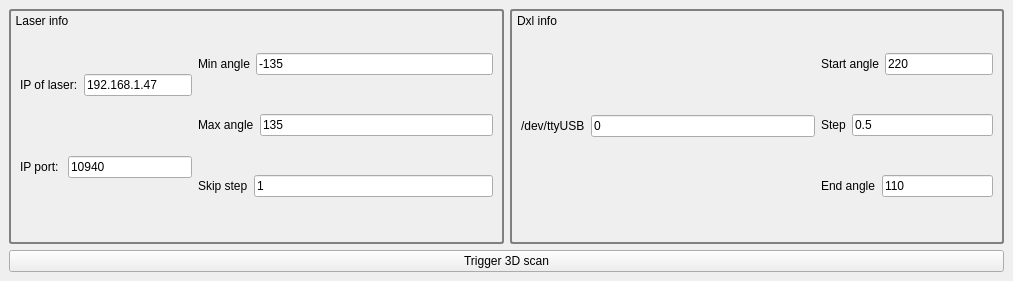
Qt form laser_scan/ui/laser_scan_plugin.ui (golems/grip2_plugin) before a commit.
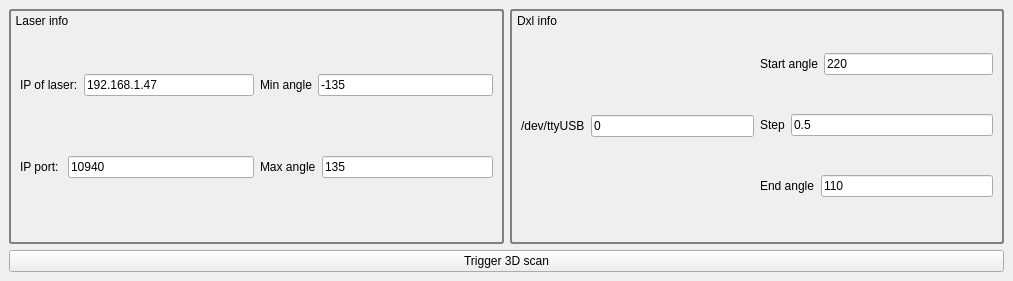
The same form after that commit.

Commit message: Possibility to fix angle of laser detection + fix bug scale

Patch:
```diff
--- a/laser_scan/ui/laser_scan_plugin.ui
+++ b/laser_scan/ui/laser_scan_plugin.ui
@@ -98,7 +98,7 @@
              <item>
               <widget class="QLineEdit" name="ip_port_input">
                <property name="sizePolicy">
-                <sizepolicy hsizetype="Minimum" vsizetype="Fixed">
+                <sizepolicy hsizetype="Preferred" vsizetype="Fixed">
                  <horstretch>0</horstretch>
                  <verstretch>0</verstretch>
                 </sizepolicy>
@@ -131,6 +131,12 @@
              </item>
              <item>
               <widget class="QLineEdit" name="min_detection_angle">
+               <property name="sizePolicy">
+                <sizepolicy hsizetype="Preferred" vsizetype="Fixed">
+                 <horstretch>0</horstretch>
+                 <verstretch>0</verstretch>
+                </sizepolicy>
+               </property>
                <property name="text">
                 <string>-135</string>
                </property>
@@ -142,6 +148,12 @@
             <layout class="QHBoxLayout" name="horizontalLayout_14">
              <item>
               <widget class="QLabel" name="label_9">
+               <property name="sizePolicy">
+                <sizepolicy hsizetype="Fixed" vsizetype="Fixed">
+                 <horstretch>0</horstretch>
+                 <verstretch>0</verstretch>
+                </sizepolicy>
+               </property>
                <property name="text">
                 <string>Max angle</string>
                </property>
@@ -149,6 +161,12 @@
              </item>
              <item>
               <widget class="QLineEdit" name="max_detection_angle">
+               <property name="sizePolicy">
+                <sizepolicy hsizetype="Preferred" vsizetype="Fixed">
+                 <horstretch>0</horstretch>
+                 <verstretch>0</verstretch>
+                </sizepolicy>
+               </property>
                <property name="text">
                 <string>135</string>
                </property>
@@ -156,30 +174,6 @@
              </item>
             </layout>
            </item>
-           <item>
-            <layout class="QHBoxLayout" name="horizontalLayout_13">
-             <item>
-              <widget class="QLabel" name="label_8">
-               <property name="sizePolicy">
-                <sizepolicy hsizetype="Fixed" vsizetype="Fixed">
-                 <horstretch>0</horstretch>
-                 <verstretch>0</verstretch>
-                </sizepolicy>
-               </property>
-               <property name="text">
-                <string>Skip step</string>
-               </property>
-              </widget>
-             </item>
-             <item>
-              <widget class="QLineEdit" name="skip_step">
-               <property name="text">
-                <string>1</string>
-               </property>
-              </widget>
-             </item>
-            </layout>
-           </item>
           </layout>
          </item>
         </layout>
@@ -227,6 +221,12 @@
            </item>
            <item>
             <widget class="QLineEdit" name="ttyUSB_input">
+             <property name="sizePolicy">
+              <sizepolicy hsizetype="Preferred" vsizetype="Fixed">
+               <horstretch>0</horstretch>
+               <verstretch>0</verstretch>
+              </sizepolicy>
+             </property>
              <property name="text">
               <string>0</string>
              </property>
@@ -290,7 +290,7 @@
              <item>
               <widget class="QLineEdit" name="step_angle_input">
                <property name="sizePolicy">
-                <sizepolicy hsizetype="Minimum" vsizetype="Fixed">
+                <sizepolicy hsizetype="Preferred" vsizetype="Fixed">
                  <horstretch>0</horstretch>
                  <verstretch>0</verstretch>
                 </sizepolicy>
@@ -320,7 +320,7 @@
              <item>
               <widget class="QLineEdit" name="end_angle_input">
                <property name="sizePolicy">
-                <sizepolicy hsizetype="Minimum" vsizetype="Fixed">
+                <sizepolicy hsizetype="Preferred" vsizetype="Fixed">
                  <horstretch>0</horstretch>
                  <verstretch>0</verstretch>
                 </sizepolicy>
```
The commit also changes 8 other files.
